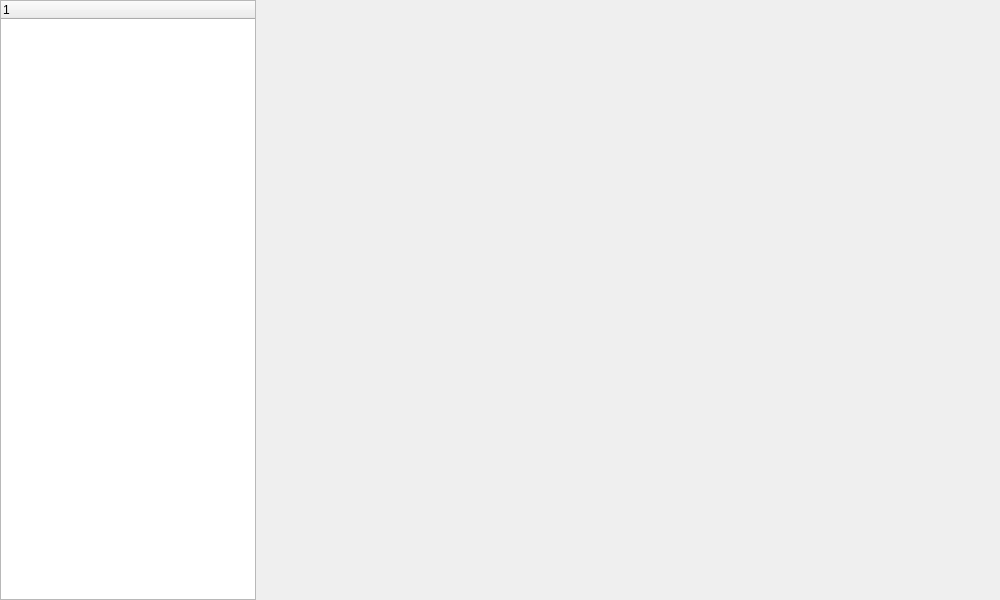
Before: the Qt Designer form HsMainWindow.ui in Ying3141/yizumi-monitor, drawn with Qt 5.
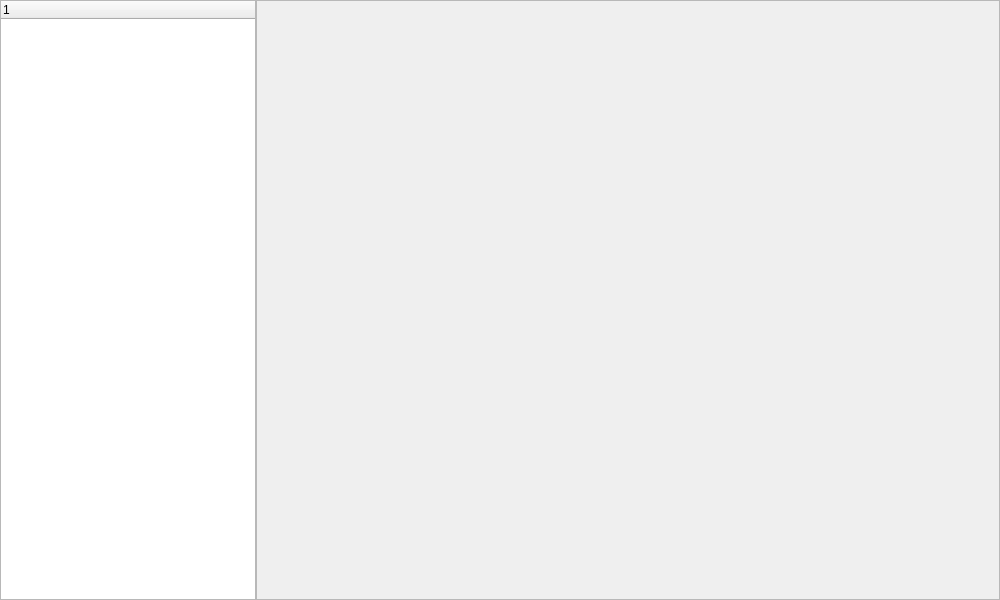
After: the same form once the commit is applied.

Diff of the .ui file:
```diff
--- a/HsMainWindow.ui
+++ b/HsMainWindow.ui
@@ -61,6 +61,9 @@
          <verstretch>0</verstretch>
         </sizepolicy>
        </property>
+       <property name="frameShape">
+        <enum>QFrame::StyledPanel</enum>
+       </property>
       </widget>
      </item>
     </layout>
```
Left out of the diff: 8 changed lines with no effect on the pictures.
